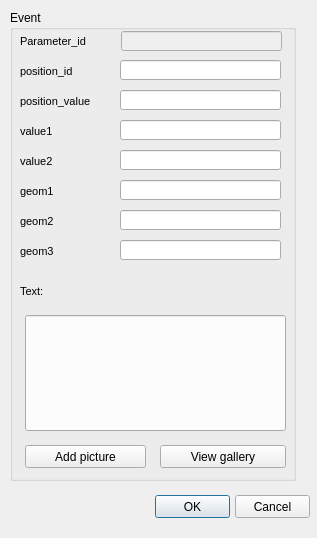
Old version of the form ui/event_ud_arc_rehabit.ui in the repository Giswater/giswater_qgis_plugin.
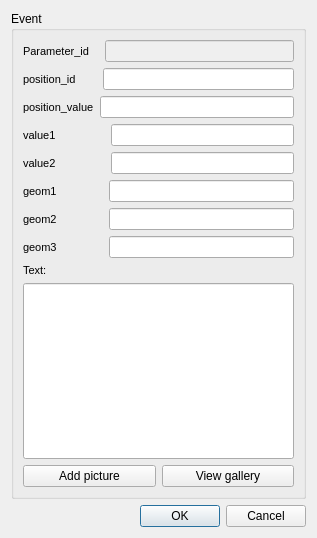
New version of the form.

```diff
--- a/ui/event_ud_arc_rehabit.ui
+++ b/ui/event_ud_arc_rehabit.ui
@@ -13,69 +13,17 @@
   <property name="windowTitle">
    <string>Event</string>
   </property>
-  <widget class="QLineEdit" name="text">
-   <property name="geometry">
-    <rect>
-     <x>25</x>
-     <y>315</y>
-     <width>261</width>
-     <height>116</height>
-    </rect>
-   </property>
-   <property name="text">
-    <string/>
-   </property>
-   <property name="frame">
-    <bool>true</bool>
-   </property>
-  </widget>
-  <widget class="QPushButton" name="pushButton_2">
-   <property name="geometry">
-    <rect>
-     <x>155</x>
-     <y>495</y>
-     <width>75</width>
-     <height>23</height>
-    </rect>
-   </property>
-   <property name="text">
-    <string>OK</string>
-   </property>
-  </widget>
-  <widget class="QPushButton" name="pushButton_3">
-   <property name="geometry">
-    <rect>
-     <x>235</x>
-     <y>495</y>
-     <width>75</width>
-     <height>23</height>
-    </rect>
-   </property>
-   <property name="text">
-    <string>Cancel</string>
-   </property>
-  </widget>
+  <layout class="QVBoxLayout" name="verticalLayout">
+   <item>
   <widget class="QGroupBox" name="group">
-   <property name="geometry">
-    <rect>
-     <x>10</x>
-     <y>10</y>
-     <width>286</width>
-     <height>471</height>
-    </rect>
-   </property>
    <property name="title">
     <string>Event</string>
    </property>
+     <layout class="QVBoxLayout" name="verticalLayout_2" stretch="0,0,0,0,0,0,0,0,0,0,0">
+      <item>
+       <layout class="QHBoxLayout" name="horizontalLayout">
+        <item>
    <widget class="QLabel" name="label_node_type">
-    <property name="geometry">
-     <rect>
-      <x>10</x>
-      <y>20</y>
-      <width>97</width>
-      <height>22</height>
-     </rect>
-    </property>
     <property name="font">
      <font>
       <pointsize>8</pointsize>
@@ -90,7 +38,7 @@
      <enum>QFrame::Plain</enum>
     </property>
     <property name="text">
-     <string>Parameter_id</string>
+           <string>Parameter_id   </string>
     </property>
     <property name="textFormat">
      <enum>Qt::AutoText</enum>
@@ -105,115 +53,23 @@
      <number>3</number>
     </property>
    </widget>
-   <widget class="QLineEdit" name="position_id">
-    <property name="geometry">
-     <rect>
-      <x>110</x>
-      <y>50</y>
-      <width>161</width>
-      <height>20</height>
-     </rect>
-    </property>
-    <property name="frame">
-     <bool>true</bool>
-    </property>
-   </widget>
-   <widget class="QLabel" name="label_node_type_2">
-    <property name="geometry">
-     <rect>
-      <x>10</x>
-      <y>110</y>
-      <width>90</width>
-      <height>22</height>
-     </rect>
-    </property>
-    <property name="font">
-     <font>
-      <pointsize>8</pointsize>
-      <weight>50</weight>
-      <bold>false</bold>
-     </font>
-    </property>
-    <property name="frameShape">
-     <enum>QFrame::NoFrame</enum>
-    </property>
-    <property name="frameShadow">
-     <enum>QFrame::Plain</enum>
-    </property>
-    <property name="text">
-     <string>value1</string>
-    </property>
-    <property name="textFormat">
-     <enum>Qt::AutoText</enum>
-    </property>
-    <property name="scaledContents">
+        </item>
+        <item>
+         <widget class="QLineEdit" name="parameter_id">
+          <property name="enabled">
      <bool>false</bool>
     </property>
-    <property name="alignment">
-     <set>Qt::AlignLeading|Qt::AlignLeft|Qt::AlignVCenter</set>
-    </property>
-    <property name="margin">
-     <number>3</number>
-    </property>
-   </widget>
-   <widget class="QLabel" name="label_flexunion_code">
-    <property name="geometry">
-     <rect>
-      <x>10</x>
-      <y>140</y>
-      <width>101</width>
-      <height>22</height>
-     </rect>
-    </property>
-    <property name="font">
-     <font>
-      <pointsize>8</pointsize>
-     </font>
-    </property>
-    <property name="frameShape">
-     <enum>QFrame::NoFrame</enum>
-    </property>
-    <property name="frameShadow">
-     <enum>QFrame::Plain</enum>
-    </property>
-    <property name="text">
-     <string>value2</string>
-    </property>
-    <property name="textFormat">
-     <enum>Qt::AutoText</enum>
-    </property>
-    <property name="scaledContents">
-     <bool>false</bool>
-    </property>
-    <property name="alignment">
-     <set>Qt::AlignLeading|Qt::AlignLeft|Qt::AlignVCenter</set>
-    </property>
-    <property name="margin">
-     <number>3</number>
-    </property>
-   </widget>
-   <widget class="QLineEdit" name="value2">
-    <property name="geometry">
-     <rect>
-      <x>110</x>
-      <y>140</y>
-      <width>161</width>
-      <height>20</height>
-     </rect>
-    </property>
     <property name="frame">
      <bool>true</bool>
     </property>
    </widget>
+        </item>
+       </layout>
+      </item>
+      <item>
+       <layout class="QHBoxLayout" name="horizontalLayout_2">
+        <item>
    <widget class="QLabel" name="label_flexunion_code_2">
-    <property name="geometry">
-     <rect>
-      <x>10</x>
-      <y>50</y>
-      <width>101</width>
-      <height>22</height>
-     </rect>
-    </property>
     <property name="font">
      <font>
       <pointsize>8</pointsize>
@@ -226,7 +82,7 @@
      <enum>QFrame::Plain</enum>
     </property>
     <property name="text">
-     <string>position_id</string>
+           <string>position_id       </string>
     </property>
     <property name="textFormat">
      <enum>Qt::AutoText</enum>
@@ -241,28 +97,20 @@
      <number>3</number>
     </property>
    </widget>
-   <widget class="QLineEdit" name="value1">
-    <property name="geometry">
-     <rect>
-      <x>110</x>
-      <y>110</y>
-      <width>161</width>
-      <height>20</height>
-     </rect>
-    </property>
+        </item>
+        <item>
+         <widget class="QLineEdit" name="position_id">
     <property name="frame">
      <bool>true</bool>
     </property>
    </widget>
+        </item>
+       </layout>
+      </item>
+      <item>
+       <layout class="QHBoxLayout" name="horizontalLayout_3">
+        <item>
    <widget class="QLabel" name="label_flexunion_code_3">
-    <property name="geometry">
-     <rect>
-      <x>10</x>
-      <y>80</y>
-      <width>101</width>
-      <height>22</height>
-     </rect>
-    </property>
     <property name="font">
      <font>
       <pointsize>8</pointsize>
@@ -290,28 +138,104 @@
      <number>3</number>
     </property>
    </widget>
+        </item>
+        <item>
    <widget class="QLineEdit" name="position_value">
-    <property name="geometry">
-     <rect>
-      <x>110</x>
-      <y>80</y>
-      <width>161</width>
-      <height>20</height>
-     </rect>
-    </property>
+          <property name="frame">
+           <bool>true</bool>
+          </property>
+         </widget>
+        </item>
+       </layout>
+      </item>
+      <item>
+       <layout class="QHBoxLayout" name="horizontalLayout_4">
+        <item>
+         <widget class="QLabel" name="label_node_type_2">
+          <property name="font">
+           <font>
+            <pointsize>8</pointsize>
+            <weight>50</weight>
+            <bold>false</bold>
+           </font>
+          </property>
+          <property name="frameShape">
+           <enum>QFrame::NoFrame</enum>
+          </property>
+          <property name="frameShadow">
+           <enum>QFrame::Plain</enum>
+          </property>
+          <property name="text">
+           <string>value1                </string>
+          </property>
+          <property name="textFormat">
+           <enum>Qt::AutoText</enum>
+          </property>
+          <property name="scaledContents">
+           <bool>false</bool>
+          </property>
+          <property name="alignment">
+           <set>Qt::AlignLeading|Qt::AlignLeft|Qt::AlignVCenter</set>
+          </property>
+          <property name="margin">
+           <number>3</number>
+          </property>
+         </widget>
+        </item>
+        <item>
+         <widget class="QLineEdit" name="value1">
     <property name="frame">
      <bool>true</bool>
     </property>
    </widget>
+        </item>
+       </layout>
+      </item>
+      <item>
+       <layout class="QHBoxLayout" name="horizontalLayout_5">
+        <item>
+         <widget class="QLabel" name="label_flexunion_code">
+          <property name="font">
+           <font>
+            <pointsize>8</pointsize>
+           </font>
+          </property>
+          <property name="frameShape">
+           <enum>QFrame::NoFrame</enum>
+          </property>
+          <property name="frameShadow">
+           <enum>QFrame::Plain</enum>
+          </property>
+          <property name="text">
+           <string>value2                </string>
+          </property>
+          <property name="textFormat">
+           <enum>Qt::AutoText</enum>
+          </property>
+          <property name="scaledContents">
+           <bool>false</bool>
+          </property>
+          <property name="alignment">
+           <set>Qt::AlignLeading|Qt::AlignLeft|Qt::AlignVCenter</set>
+          </property>
+          <property name="margin">
+           <number>3</number>
+          </property>
+         </widget>
+        </item>
+        <item>
+         <widget class="QLineEdit" name="value2">
+          <property name="frame">
+           <bool>true</bool>
+          </property>
+         </widget>
+        </item>
+       </layout>
+      </item>
+      <item>
+       <layout class="QHBoxLayout" name="horizontalLayout_6">
+        <item>
    <widget class="QLabel" name="label_flexunion_code_4">
-    <property name="geometry">
-     <rect>
-      <x>10</x>
-      <y>170</y>
-      <width>101</width>
-      <height>22</height>
-     </rect>
-    </property>
     <property name="font">
      <font>
       <pointsize>8</pointsize>
@@ -324,7 +248,7 @@
      <enum>QFrame::Plain</enum>
     </property>
     <property name="text">
-     <string>geom1</string>
+           <string>geom1               </string>
     </property>
     <property name="textFormat">
      <enum>Qt::AutoText</enum>
@@ -339,28 +263,20 @@
      <number>3</number>
     </property>
    </widget>
+        </item>
+        <item>
    <widget class="QLineEdit" name="geom1">
-    <property name="geometry">
-     <rect>
-      <x>110</x>
-      <y>170</y>
-      <width>161</width>
-      <height>20</height>
-     </rect>
-    </property>
     <property name="frame">
      <bool>true</bool>
     </property>
    </widget>
+        </item>
+       </layout>
+      </item>
+      <item>
+       <layout class="QHBoxLayout" name="horizontalLayout_7">
+        <item>
    <widget class="QLabel" name="label_flexunion_code_5">
-    <property name="geometry">
-     <rect>
-      <x>10</x>
-      <y>200</y>
-      <width>101</width>
-      <height>22</height>
-     </rect>
-    </property>
     <property name="font">
      <font>
       <pointsize>8</pointsize>
@@ -373,7 +289,7 @@
      <enum>QFrame::Plain</enum>
     </property>
     <property name="text">
-     <string>geom2</string>
+           <string>geom2               </string>
     </property>
     <property name="textFormat">
      <enum>Qt::AutoText</enum>
@@ -388,44 +304,20 @@
      <number>3</number>
     </property>
    </widget>
+        </item>
+        <item>
    <widget class="QLineEdit" name="geom2">
-    <property name="geometry">
-     <rect>
-      <x>110</x>
-      <y>200</y>
-      <width>161</width>
-      <height>20</height>
-     </rect>
-    </property>
     <property name="frame">
      <bool>true</bool>
     </property>
    </widget>
-   <widget class="QLineEdit" name="geom3">
-    <property name="geometry">
-     <rect>
-      <x>110</x>
-      <y>230</y>
-      <width>161</width>
-      <height>20</height>
-     </rect>
-    </property>
-    <property name="text">
-     <string/>
-    </property>
-    <property name="frame">
-     <bool>true</bool>
-    </property>
-   </widget>
+        </item>
+       </layout>
+      </item>
+      <item>
+       <layout class="QHBoxLayout" name="horizontalLayout_8">
+        <item>
    <widget class="QLabel" name="label_flexunion_code_6">
-    <property name="geometry">
-     <rect>
-      <x>10</x>
-      <y>230</y>
-      <width>101</width>
-      <height>22</height>
-     </rect>
-    </property>
     <property name="font">
      <font>
       <pointsize>8</pointsize>
@@ -438,7 +330,7 @@
      <enum>QFrame::Plain</enum>
     </property>
     <property name="text">
-     <string>geom3</string>
+           <string>geom3               </string>
     </property>
     <property name="textFormat">
      <enum>Qt::AutoText</enum>
@@ -453,15 +345,21 @@
      <number>3</number>
     </property>
    </widget>
+        </item>
+        <item>
+         <widget class="QLineEdit" name="geom3">
+          <property name="text">
+           <string/>
+          </property>
+          <property name="frame">
+           <bool>true</bool>
+          </property>
+         </widget>
+        </item>
+       </layout>
+      </item>
+      <item>
    <widget class="QLabel" name="label_flexunion_code_7">
-    <property name="geometry">
-     <rect>
-      <x>10</x>
-      <y>270</y>
-      <width>101</width>
-      <height>22</height>
-     </rect>
-    </property>
     <property name="font">
      <font>
       <pointsize>8</pointsize>
@@ -489,49 +387,52 @@
      <number>3</number>
     </property>
    </widget>
-   <widget class="QPushButton" name="pushButton_4">
-    <property name="geometry">
-     <rect>
-      <x>15</x>
-      <y>435</y>
-      <width>121</width>
-      <height>23</height>
-     </rect>
-    </property>
+      </item>
+      <item>
+       <widget class="QLineEdit" name="text">
+        <property name="sizePolicy">
+         <sizepolicy hsizetype="Expanding" vsizetype="Expanding">
+          <horstretch>0</horstretch>
+          <verstretch>0</verstretch>
+         </sizepolicy>
+        </property>
+        <property name="text">
+         <string/>
+        </property>
+        <property name="frame">
+         <bool>true</bool>
+        </property>
+       </widget>
+      </item>
+      <item>
+       <layout class="QHBoxLayout" name="horizontalLayout_9">
+        <item>
+         <widget class="QPushButton" name="btn_add_picture">
     <property name="text">
      <string>Add picture</string>
     </property>
    </widget>
-   <widget class="QPushButton" name="pushButton_5">
-    <property name="geometry">
-     <rect>
-      <x>150</x>
-      <y>435</y>
-      <width>126</width>
-      <height>23</height>
-     </rect>
-    </property>
+        </item>
+        <item>
+         <widget class="QPushButton" name="btn_view_gallery">
     <property name="text">
      <string>View gallery</string>
     </property>
    </widget>
-   <widget class="QLineEdit" name="parameter_id">
-    <property name="enabled">
-     <bool>false</bool>
-    </property>
-    <property name="geometry">
-     <rect>
-      <x>111</x>
-      <y>21</y>
-      <width>161</width>
-      <height>20</height>
-     </rect>
-    </property>
-    <property name="frame">
-     <bool>true</bool>
-    </property>
-   </widget>
-  </widget>
+        </item>
+       </layout>
+      </item>
+     </layout>
+    </widget>
+   </item>
+   <item>
+    <widget class="QDialogButtonBox" name="buttonBox">
+     <property name="standardButtons">
+      <set>QDialogButtonBox::Cancel|QDialogButtonBox::Ok</set>
+     </property>
+    </widget>
+   </item>
+  </layout>
  </widget>
  <resources/>
  <connections/>
```
Left out of the diff: 35 changed lines with no effect on the pictures. Lines whose indentation alone changed are shown as unchanged.
